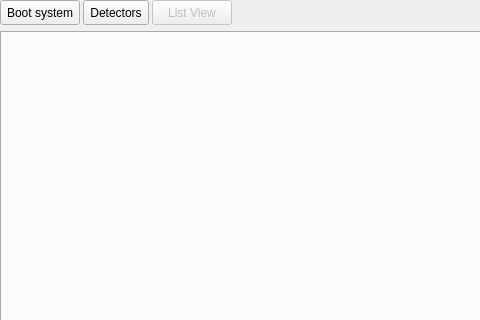
Before: the Qt Designer form gui/form_system_settings.ui in usnistgov/qpx-gamma, drawn with Qt 5; both pictures show x 0 to 480 and y 0 to 320 of the 1476 by 677 pixel window.
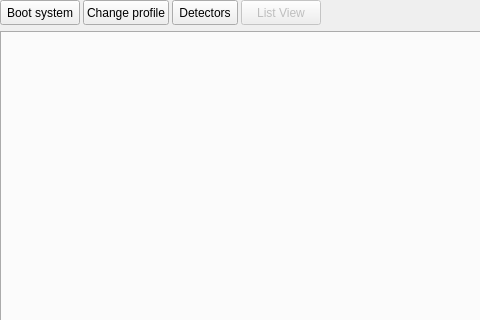
After: the same form once the commit is applied. Icons and pictures are not drawn.

Commit message: Proper use of QSettings, profiles have their own directories, qpx remembers last profile

The edit to the form file:
```diff
--- a/gui/form_system_settings.ui
+++ b/gui/form_system_settings.ui
@@ -76,6 +76,28 @@
        </property>
       </widget>
      </item>
+     <item>
+      <widget class="QPushButton" name="pushChangeProfile">
+       <property name="enabled">
+        <bool>true</bool>
+       </property>
+       <property name="minimumSize">
+        <size>
+         <width>0</width>
+         <height>25</height>
+        </size>
+       </property>
+       <property name="maximumSize">
+        <size>
+         <width>16777215</width>
+         <height>25</height>
+        </size>
+       </property>
+       <property name="text">
+        <string>Change profile</string>
+       </property>
+      </widget>
+     </item>
      <item>
       <widget class="QToolButton" name="toolDetectors">
        <property name="minimumSize">
```
The commit also changes 63 other files.
